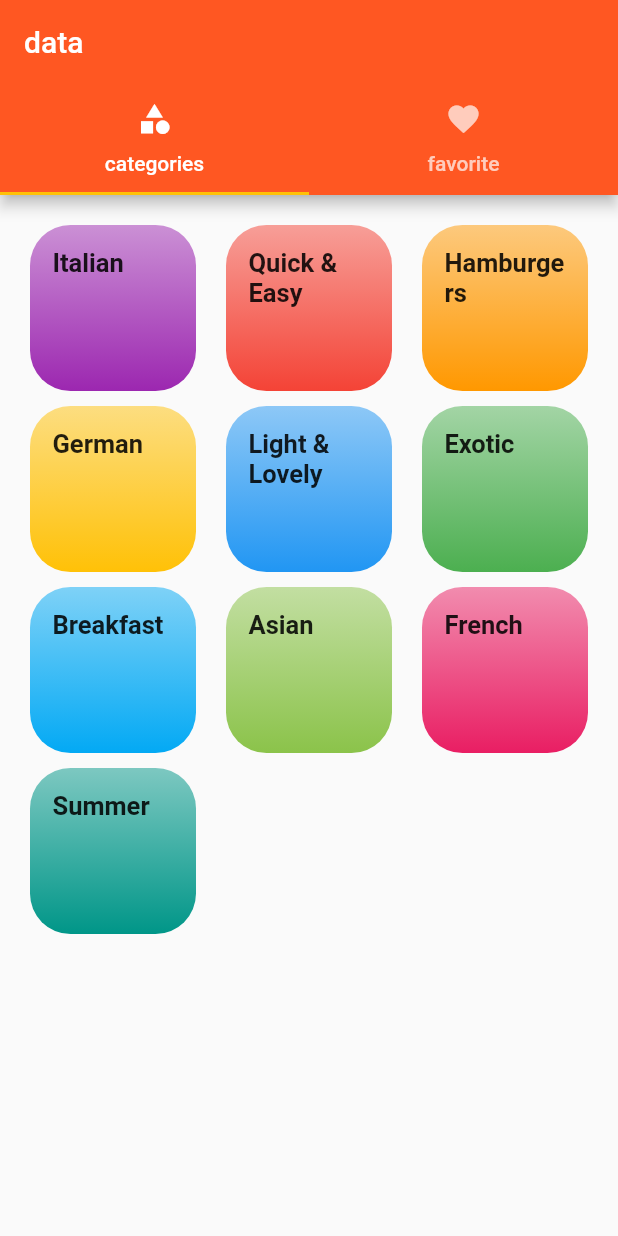
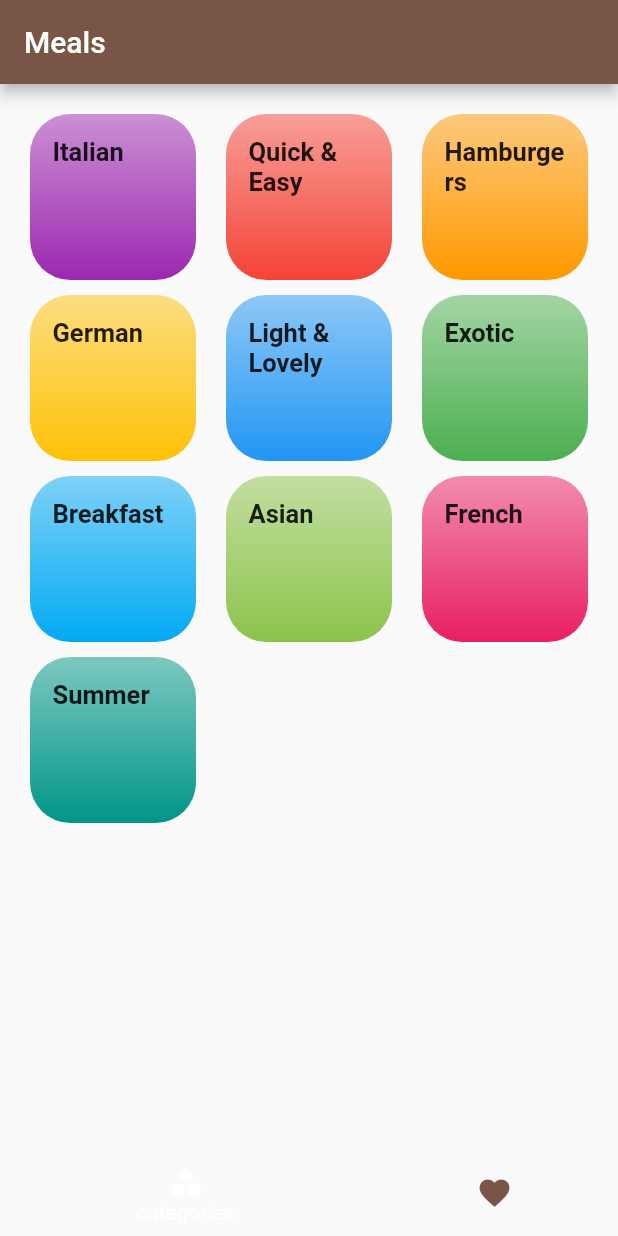
Before and after one commit to Ronex-sh/recipes-flutter, a Flutter app: the screen it shows after launch, on a phone screen of 412 x 824 dp. Run offline on Flutter 3.47's test engine with Material 2 defaults, Android fonts, the phone set to English and light mode, and no system bars; our stand-ins replace google_fonts; Roboto replaces fonts that are missing (Raleway).

```diff
--- a/lib/main.dart
+++ b/lib/main.dart
@@ -12,7 +12,7 @@ class MyApp extends StatelessWidget {
     return MaterialApp(
       title: 'DeliMeals',
       theme: ThemeData(
-        primarySwatch: Colors.deepOrange,
+        primarySwatch: Colors.brown,
         accentColor: Colors.amber,
 
         fontFamily: 'Raleway',
@@ -40,7 +40,7 @@ class MyApp extends StatelessWidget {
       //   return MaterialPageRoute(builder: (c) => MealDeatilScreen());
       // },
 
-      onUnknownRoute: (c){
+      onUnknownRoute: (c) {
         return MaterialPageRoute(builder: (c) => MealDeatilScreen());
       },
     );
--- a/lib/screen/tabs_screen.dart
+++ b/lib/screen/tabs_screen.dart
@@ -10,27 +10,41 @@ class TabsScreen extends StatefulWidget {
 }
 
 class _TabsScreenState extends State<TabsScreen> {
+  List<Widget> _pages = [
+    CategoriesScreen(),
+    FavoriteScreen(),
+  ];
+  int _sectedPageIndex = 0;
+  void _selectPage(int index) {
+    setState(() {
+      _sectedPageIndex = index;
+      //print(index);
+    });
+  }
+
   @override
   Widget build(BuildContext context) {
-    return DefaultTabController(
-      length: 2,
-      child: Scaffold(
-        appBar: AppBar(
-          title: Text('data'),
-          bottom: TabBar(tabs: [
-            Tab(
-              icon: Icon(Icons.category),
-              text: 'categories',
-            ),
-            Tab(
-              icon: Icon(Icons.favorite),
-              text: 'favorite',
-            )
-          ]),
-        ),
-        body: TabBarView(
-          children: [CategoriesScreen(), FavoriteScreen()],
-        ),
+    return Scaffold(
+      appBar: AppBar(
+        title: Text('Meals'),
+      ),
+      body: _pages[_sectedPageIndex],
+      bottomNavigationBar: BottomNavigationBar(
+
+        elevation: 0,
+        onTap: _selectPage,
+        unselectedItemColor: Colors.brown,
+        currentIndex: _sectedPageIndex,
+        type: BottomNavigationBarType.shifting,
+        items: [
+          BottomNavigationBarItem(
+
+              icon: Icon(Icons.category), label: 'categories'),
+          BottomNavigationBarItem(
+            icon: Icon(Icons.favorite),
+            label: 'favorites',
+          ),
+        ],
       ),
     );
   }
```
